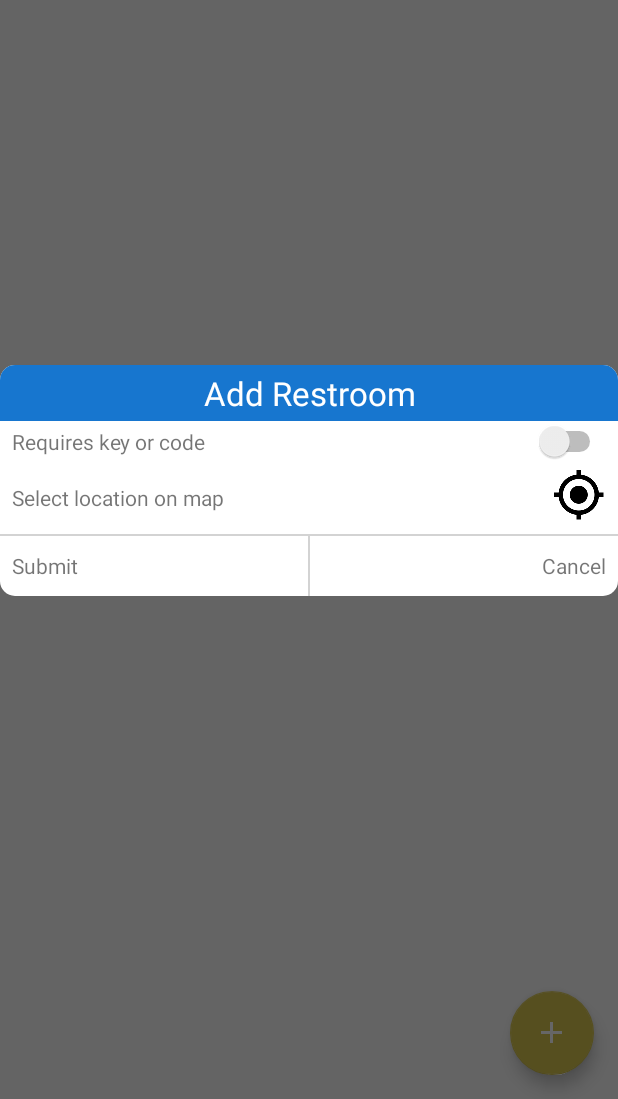
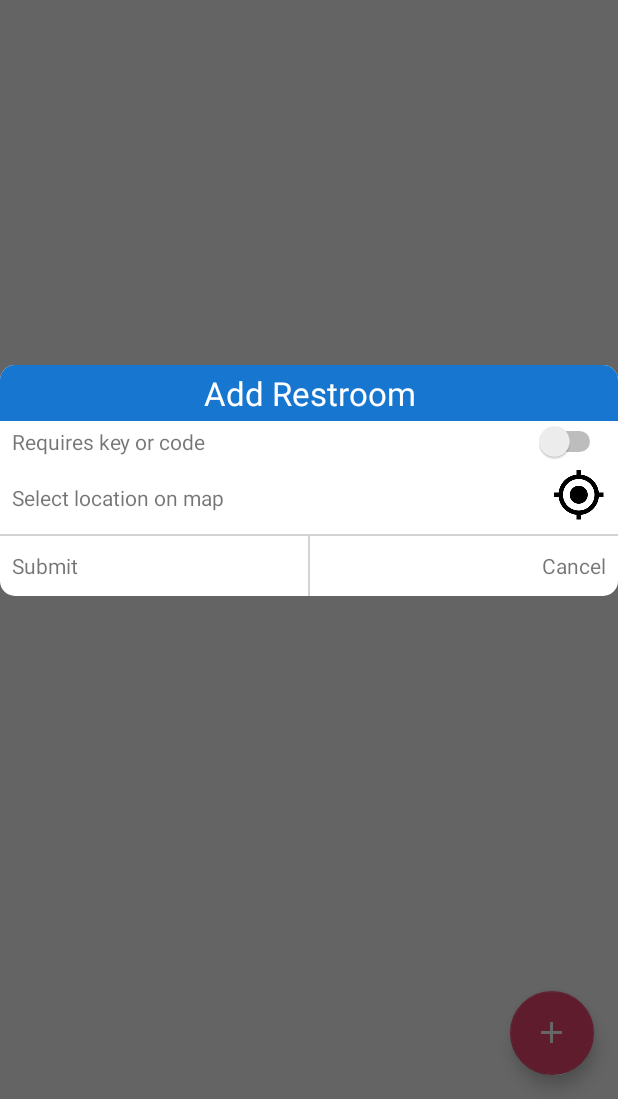
Before and after one commit to hmmelton/Releave, an Android app: the screen it shows after launch once a user with an empty profile is signed in (MainActivity), after a tap on an icon or button, on a phone screen of 412 x 824 dp, the part 137-1236 px from its top. Run offline under Robolectric (Android 15) with nearby library versions, the phone set to English and light mode, and no system bars; our stand-ins replace ButterKnife, Firebase (no records; nobody signed in at launch, a user with empty details on screens opened directly); 1 statement that could not run was skipped.

Commit message:
changed accent color'

```diff
--- a/app/build.gradle
+++ b/app/build.gradle
@@ -12,6 +12,7 @@ android {
         targetSdkVersion 25
         versionCode 1
         versionName "1.0"
+        multiDexEnabled true
     }
     buildTypes {
         release {
--- a/app/src/main/java/com/hmmelton/releave/models/Restroom.java
+++ b/app/src/main/java/com/hmmelton/releave/models/Restroom.java
@@ -1,4 +1,7 @@
 package com.hmmelton.releave.models;
+
+import com.google.firebase.auth.FirebaseAuth;
+import com.google.firebase.auth.FirebaseUser;
 
 import org.json.JSONException;
 import org.json.JSONObject;
@@ -12,6 +15,7 @@ public class Restroom {
     double lat, lng;
     String name, address, city, state, zip;
     boolean locked;
+    FirebaseUser uploader;
 
     public Restroom(double lat, double lng, String name, String address,
                     boolean locked, String city, String state, String zip) {
@@ -23,6 +27,7 @@ public class Restroom {
         this.city = city;
         this.state = state;
         this.zip = zip;
+        this.uploader = FirebaseAuth.getInstance().getCurrentUser();
     }
 
     public Restroom(JSONObject restroom) {
--- a/app/src/main/res/values/colors.xml
+++ b/app/src/main/res/values/colors.xml
@@ -2,7 +2,7 @@
 <resources>
     <color name="colorPrimary">#1776cf</color>
     <color name="colorPrimaryDark">#1751cf</color>
-    <color name="colorAccent">#d8c64f</color>
+    <color name="colorAccent">#ef476f</color>
 
     <color name="semitransparent_black">#cc000000</color>
     <color name="light_gray">#d3d3d3</color>
```
